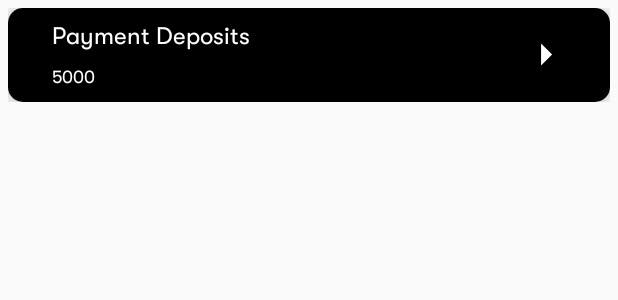
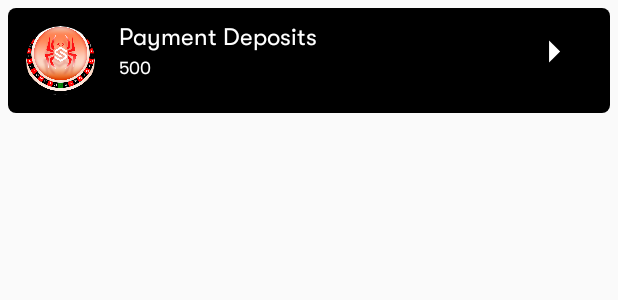
Before and after one commit to Goutam945/Spider-Admin, an Android app: the layout payment_depositlist_id.xml on its own in the app's theme, with its tools: preview values and no code run, on a phone screen of 412 x 824 dp. Shown: the top 300 px of the screen. Run offline under Robolectric (Android 15) with nearby library versions, the phone set to English and light mode, and no system bars.

Commit message:
spider11/08/2021

```diff
--- a/app/src/main/java/com/impetrosys/spideradmin/Act_Deposits_details.java
+++ b/app/src/main/java/com/impetrosys/spideradmin/Act_Deposits_details.java
@@ -167,8 +167,6 @@ String username,userid,paymentmethod,coins,paymentscreenshot,createddate,ID;
     }
     public void SaveImage() {
         Picasso.get().load(paymentscreenshot).into(new Target() {
-
-
             @Override
             public void onBitmapLoaded(Bitmap bitmap, Picasso.LoadedFrom from) {
                 try {
--- a/app/src/main/java/com/impetrosys/spideradmin/Adapter/Ad_PaymentdepositID.java
+++ b/app/src/main/java/com/impetrosys/spideradmin/Adapter/Ad_PaymentdepositID.java
@@ -10,6 +10,7 @@ import android.widget.LinearLayout;
 import android.widget.TextView;
 
 import androidx.annotation.NonNull;
+import androidx.constraintlayout.widget.ConstraintLayout;
 import androidx.recyclerview.widget.RecyclerView;
 
 import com.impetrosys.spideradmin.Act_Deposit_Id_details;
@@ -95,12 +96,12 @@ public class Ad_PaymentdepositID extends RecyclerView.Adapter<Ad_PaymentdepositI
     public class MyViewHolder extends RecyclerView.ViewHolder {
 
         TextView username,coin;
-        LinearLayout lay;
+        ConstraintLayout lay;
         public MyViewHolder(@NonNull View itemView) {
             super(itemView);
 
             username = itemView.findViewById(R.id.tv_username);
-            lay = itemView.findViewById(R.id.btn_layoutd);
+            lay = itemView.findViewById(R.id.c1);
             coin = itemView.findViewById(R.id.tv_coin);
 
 
--- a/app/src/main/java/com/impetrosys/spideradmin/Adapter/Ad_Paymentdepositslist.java
+++ b/app/src/main/java/com/impetrosys/spideradmin/Adapter/Ad_Paymentdepositslist.java
@@ -10,6 +10,7 @@ import android.widget.LinearLayout;
 import android.widget.TextView;
 
 import androidx.annotation.NonNull;
+import androidx.constraintlayout.widget.ConstraintLayout;
 import androidx.recyclerview.widget.RecyclerView;
 
 import com.impetrosys.spideradmin.Act_Deposits_details;
@@ -90,12 +91,12 @@ public class Ad_Paymentdepositslist extends RecyclerView.Adapter<Ad_Paymentdepos
     public class MyViewHolder extends RecyclerView.ViewHolder {
 
         TextView paymentname,coin;
-        LinearLayout lay;
+        ConstraintLayout lay;
         public MyViewHolder(@NonNull View itemView) {
             super(itemView);
 
             paymentname = itemView.findViewById(R.id.payment);
-            lay = itemView.findViewById(R.id.btn_layout);
+            lay = itemView.findViewById(R.id.c1);
             coin = itemView.findViewById(R.id.paymetcoin);
 
 
--- a/app/src/main/java/com/impetrosys/spideradmin/retrofit/BaseRequest.java
+++ b/app/src/main/java/com/impetrosys/spideradmin/retrofit/BaseRequest.java
@@ -686,7 +686,8 @@ public class BaseRequest<T> extends BaseRequestParser {
         JSONObject jsonObject= new JSONObject();
         JSONObject jsonObject1= new JSONObject();
         jsonObject1.put("id",id);
-        jsonObject1.put("photo",photo);
+        jsonObject1.put("remarkphoto",photo);
+        jsonObject1.put("description","approve");
         jsonObject1.put("status","1");
         jsonObject.put("func_name","approverwithdrawalrequest");
         jsonObject.put("data",jsonObject1);
--- a/app/src/main/res/layout/payment_depositlist_id.xml
+++ b/app/src/main/res/layout/payment_depositlist_id.xml
@@ -1,4 +1,75 @@
 <?xml version="1.0" encoding="utf-8"?>
+<androidx.constraintlayout.widget.ConstraintLayout xmlns:android="http://schemas.android.com/apk/res/android"
+    xmlns:tools="http://schemas.android.com/tools"
+    android:layout_width="match_parent"
+    android:layout_height="wrap_content"
+    xmlns:app="http://schemas.android.com/apk/res-auto"
+    android:layout_margin="5dp"
+    android:background="@drawable/card_shape">
+    <androidx.constraintlayout.widget.ConstraintLayout
+        android:id="@+id/c1"
+        android:layout_width="match_parent"
+        android:layout_height="wrap_content"
+        android:padding="10dp"
+        tools:ignore="MissingConstraints">
+
+        <de.hdodenhof.circleimageview.CircleImageView
+            android:id="@+id/img_web"
+            android:layout_width="50dp"
+            android:layout_height="50dp"
+            android:layout_gravity="center"
+            android:src="@drawable/spiderlogo5"
+            app:civ_border_width="2dp"
+            app:layout_constraintBottom_toBottomOf="parent"
+            app:layout_constraintTop_toTopOf="parent"
+            app:layout_constraintStart_toStartOf="parent"
+            tools:layout_editor_absoluteX="0dp" />
+
+        <TextView
+            android:id="@+id/tv_username"
+            android:layout_width="wrap_content"
+            android:layout_height="wrap_content"
+            android:layout_marginStart="64dp"
+            android:text="Payment Deposits"
+            style="@style/texttitle"
+            app:layout_constraintStart_toStartOf="parent"
+            app:layout_constraintTop_toTopOf="parent" />
+
+        <TextView
+            android:id="@+id/tv_coin"
+            android:layout_width="wrap_content"
+            android:layout_height="wrap_content"
+            android:layout_marginTop="4dp"
+            android:text="500"
+            style="@style/textsubtile"
+            app:layout_constraintStart_toStartOf="@+id/tv_username"
+            app:layout_constraintTop_toBottomOf="@id/tv_username" />
+
+
+        <LinearLayout
+            android:layout_width="wrap_content"
+            android:layout_height="wrap_content"
+            android:orientation="horizontal"
+
+            app:layout_constraintBottom_toBottomOf="@id/tv_coin"
+            app:layout_constraintEnd_toEndOf="parent"
+            app:layout_constraintTop_toTopOf="@+id/tv_username">
+
+            <ImageView
+                android:id="@+id/edit"
+                android:layout_width="35dp"
+                android:layout_height="35dp"
+                android:layout_gravity="center"
+                android:layout_margin="10dp"
+                android:src="@drawable/ic_baseline_arrow_right_24" />
+
+        </LinearLayout>
+
+    </androidx.constraintlayout.widget.ConstraintLayout>
+</androidx.constraintlayout.widget.ConstraintLayout>
+
+
+    <!--<?xml version="1.0" encoding="utf-8"?>
     <androidx.constraintlayout.widget.ConstraintLayout xmlns:android="http://schemas.android.com/apk/res/android"
         xmlns:app="http://schemas.android.com/apk/res-auto"
         xmlns:tools="http://schemas.android.com/tools"
@@ -55,67 +126,4 @@
         </androidx.cardview.widget.CardView>
 
     </androidx.constraintlayout.widget.ConstraintLayout>
-  <!--  <?xml version="1.0" encoding="utf-8"?>
-<androidx.constraintlayout.widget.ConstraintLayout xmlns:android="http://schemas.android.com/apk/res/android"
-xmlns:app="http://schemas.android.com/apk/res-auto"
-xmlns:tools="http://schemas.android.com/tools"
-android:layout_width="match_parent"
-android:layout_height="wrap_content"
-android:layout_marginTop="5dp"
-android:layout_margin="10dp"
-android:background="@drawable/card_shape"
-android:backgroundTint="@color/white">
-<androidx.cardview.widget.CardView
-    android:layout_width="match_parent"
-    android:layout_height="wrap_content"
-    app:cardCornerRadius="5dp"
-    app:cardElevation="8dp"
-    app:cardMaxElevation="5dp"
-    tools:ignore="MissingConstraints">
-    <LinearLayout
-        android:id="@+id/btn_layout"
-        android:orientation="horizontal"
-        android:layout_width="match_parent"
-        android:layout_height="wrap_content">
-
-        <LinearLayout
-            android:layout_width="wrap_content"
-            android:layout_height="wrap_content"
-            android:layout_weight="1"
-            android:layout_marginLeft="20dp"
-            android:orientation="vertical"
-            android:padding="4dp">
-
-            <TextView
-                android:id="@+id/payment"
-                android:layout_width="match_parent"
-                android:layout_height="wrap_content"
-                android:layout_margin="5dp"
-                android:text="Payment Deposits"
-                android:textColor="#01030b"
-                android:textSize="19sp"
-                android:fontFamily="@font/gtwalsheimpro_bold" />
-            <TextView
-                android:id="@+id/paymetcoin"
-                android:layout_width="match_parent"
-                android:layout_height="wrap_content"
-                android:layout_margin="5dp"
-                android:text="5000"
-                android:textColor="#01030b"
-                android:textSize="12sp"
-                android:fontFamily="@font/gtwalsheimpro_regular" />
-        </LinearLayout>
-        <ImageView
-            android:id="@+id/edit"
-            android:src="@drawable/ic_baseline_arrow_right_24"
-            android:layout_gravity="center"
-            android:layout_marginRight="25dp"
-            android:layout_width="35dp"
-            android:layout_height="35dp"/>
-    </LinearLayout>
-
-</androidx.cardview.widget.CardView>
-
-</androidx.constraintlayout.widget.ConstraintLayout>
-
       -->
```
Also changed, not shown: app/src/main/java/com/impetrosys/spideradmin/Act_Banner_create.java (+10 -5 lines), app/src/main/java/com/impetrosys/spideradmin/Act_Clientids_requestchangepass.java (+40 -0 lines), app/src/main/java/com/impetrosys/spideradmin/Act_CloseId_list.java (+39 -0 lines), app/src/main/java/com/impetrosys/spideradmin/Act_Raiseconcern.java (+0 -7 lines), app/src/main/java/com/impetrosys/spideradmin/Act_Withdrawals_request.java (+46 -0 lines), app/src/main/java/com/impetrosys/spideradmin/Adapter/Ad_ClientidRequest_changepasslist.java (+8 -5 lines), app/src/main/java/com/impetrosys/spideradmin/Adapter/Ad_Closeidlist.java (+6 -6 lines), app/src/main/java/com/impetrosys/spideradmin/Adapter/Ad_withdrawls.java (+36 -34 lines), app/src/main/res/layout/activity_paymentdeposits_list.xml (+71 -66 lines). Lines whose indentation alone changed are shown as unchanged.
